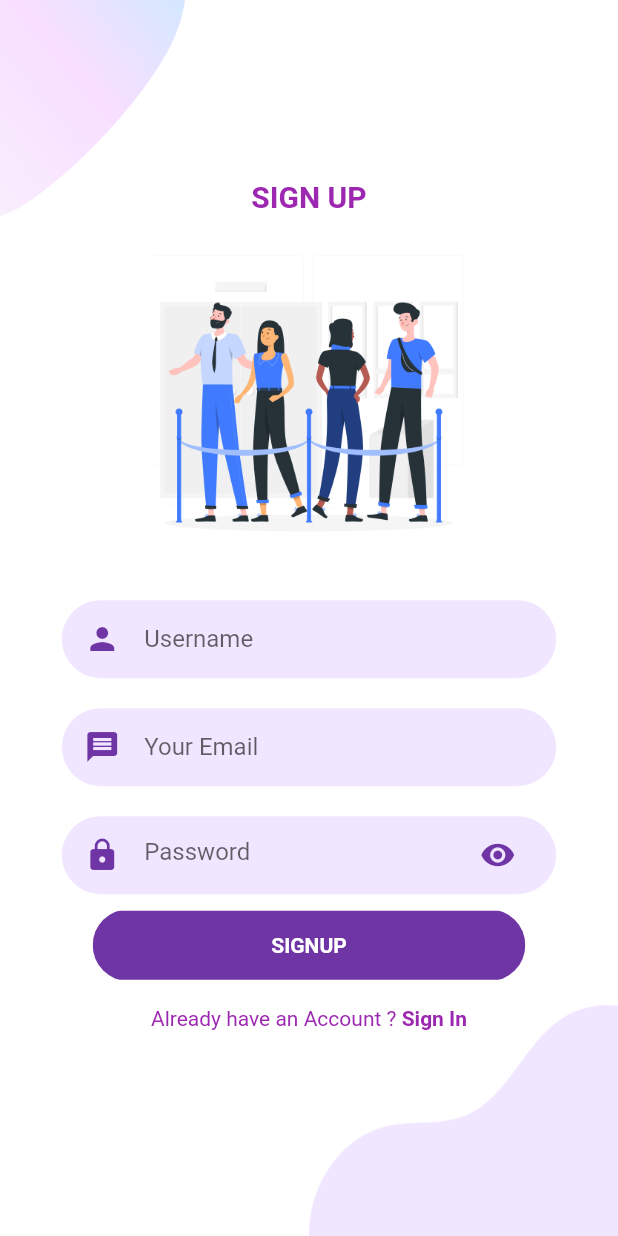
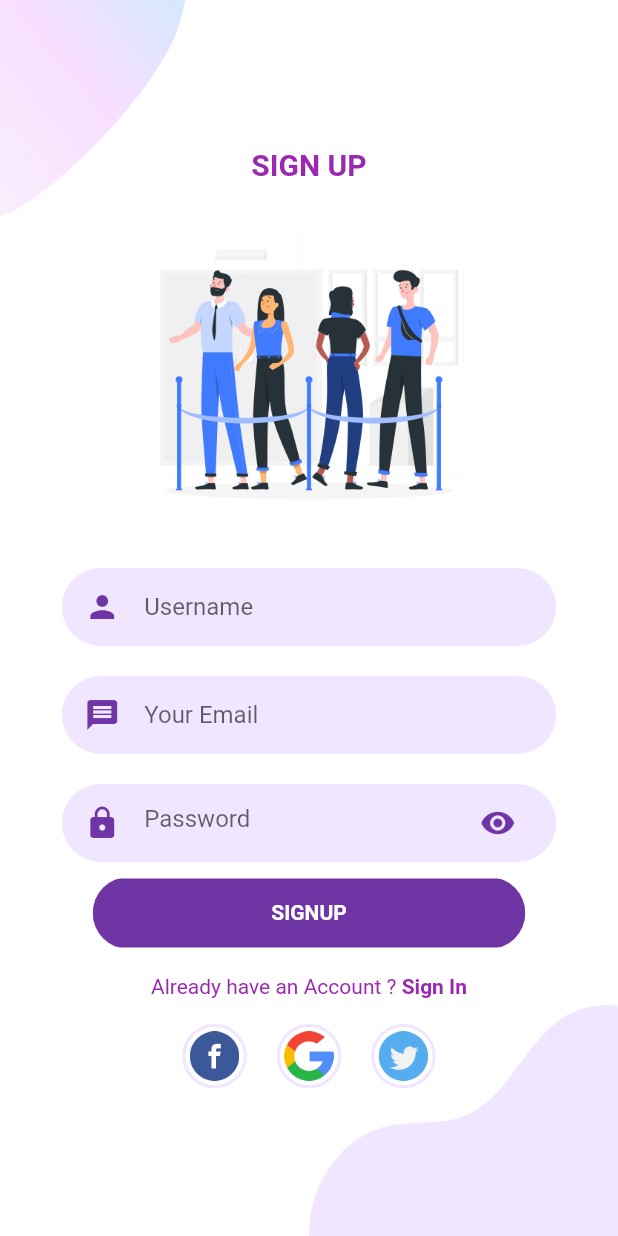
Before and after one commit to thefvnday/Shoes-Frontend-Flutter, a Flutter app: the screen it shows after launch, after a tap on "SIGNUP", on a phone screen of 412 x 824 dp. Run offline on Flutter 3.47's test engine with Material 2 defaults, Android fonts, the light colour scheme and no system bars; our stand-ins replace flutter_svg.

Commit message:
menambahkan icon facebook, twitter, dan google

```diff
--- a/lib/Screens/Signup/components/body.dart
+++ b/lib/Screens/Signup/components/body.dart
@@ -1,6 +1,9 @@
 import 'package:flutter/material.dart';
+import 'package:flutter_svg/flutter_svg.dart';
 import 'package:sepasang/Screens/Login/login_screen.dart';
 import 'package:sepasang/Screens/Signup/components/background.dart';
+import 'package:sepasang/Screens/Signup/components/or_divinder.dart';
+import 'package:sepasang/Screens/Signup/components/social_icon.dart';
 import 'package:sepasang/components/already_have_an_account.dart';
 import 'package:sepasang/components/rounded_button.dart';
 import 'package:sepasang/components/rounded_input_field.dart';
@@ -51,7 +54,7 @@ class _BodyState extends State<Body> {
               onChanged: (value) {},
             ),
             RoundedPasswordField(
-            onshowpassword: (){
+              onshowpassword: () {
                 setState(() {
                   isfisible = !isfisible;
                 });
@@ -77,38 +80,43 @@ class _BodyState extends State<Body> {
               },
             ),
             // OrDevider(),
+            Row(
+              mainAxisAlignment: MainAxisAlignment.center,
+              children: <Widget>[
+                // Container(
+                //   padding: EdgeInsets.all(2),
+                //   decoration: BoxDecoration(
+                //     border: Border.all(
+                //       width: 2,
+                //       color: PrimaryLightColor,
+                //     ),
+                //     shape: BoxShape.circle,
+                //   ),
+                //   child: Image.asset(
+                //    "assets/images/facebook.png" ,
+                //     width: size.width * 0.08,
+                //   ),
+                // ),
+                SocialIcon(
+                  iconSrc: "assets/images/facebook.png",
+                  press: (){},
+                ),
+
+                SocialIcon(
+                  iconSrc: "assets/images/google.png",
+                  press: (){},
+                ),
+
+                SocialIcon(
+                  iconSrc: "assets/images/twitter.png",
+                  press: (){},
+                ),
+
+              ],
+            )
           ],
         ),
       ),
     );
   }
 }
-
-// class OrDevider extends StatelessWidget {
-//   const OrDevider({Key? key}) : super(key: key);
-
-//   @override
-//   Widget build(BuildContext context) {
-//     Size size = MediaQuery.of(context).size;
-//     return Container(
-//       width: size.width * 0.8,
-//       child: Row(
-//         children: <Widget>[
-//           Expanded(
-//             child: Devider(
-//               color: Color(0xFFD9D9D9D9),
-//               heigth: 1.5,
-//             ),
-//           ),
-//           Text(
-//             "OR",
-//             style: TextStyle(
-//               color: PrimaryLightColor,
-//               fontWeight: FontWeight.w600,
-//             ),
-//           )
-//         ],
-//       ),
-//     );
-//   }
-// }
--- /dev/null
+++ b/lib/Screens/Signup/components/social_icon.dart
@@ -0,0 +1,37 @@
+import 'package:flutter/material.dart';
+import 'package:sepasang/constants.dart';
+
+
+class SocialIcon extends StatelessWidget {
+  final String iconSrc;
+  final Function()? press;
+
+  const SocialIcon({
+    Key? key,
+    required this.iconSrc,
+    required this.press,
+  }) : super(key: key);
+
+  @override
+  Widget build(BuildContext context) {
+    Size size = MediaQuery.of(context).size;
+    return GestureDetector(
+      onTap: press,
+      child: Container(
+        margin: EdgeInsets.symmetric(horizontal: 10),
+        padding: EdgeInsets.all(3),
+        decoration: BoxDecoration(
+          border: Border.all(
+            width: 2,
+            color: PrimaryLightColor,
+          ),
+          shape: BoxShape.circle,
+        ),
+        child: Image.asset(
+          iconSrc,
+           width: size.width * 0.08,
+        ),
+      ),
+    );
+  }
+}
--- a/lib/Screens/Welcome/components/background.dart
+++ b/lib/Screens/Welcome/components/background.dart
@@ -12,7 +12,7 @@ class Background extends StatelessWidget {
   Widget build(BuildContext context) {
      Size size = MediaQuery.of(context).size;
       return Container(
-      padding: EdgeInsets.only(top:30.0),
+      padding: EdgeInsets.only(top:0.0),
       height: size.height,
       width: double.infinity,
       child: Stack(
```
Also changed, not shown: lib/Screens/Home/home_screen.dart (added, +12 -0 lines), lib/Screens/Login/components/body.dart (+11 -1 lines), lib/Screens/Signup/components/or_divinder.dart (added, +39 -0 lines), assets/images/facebook.png (added), assets/images/google.png (added), assets/images/twitter.png (added). Lines whose indentation alone changed are shown as unchanged.
